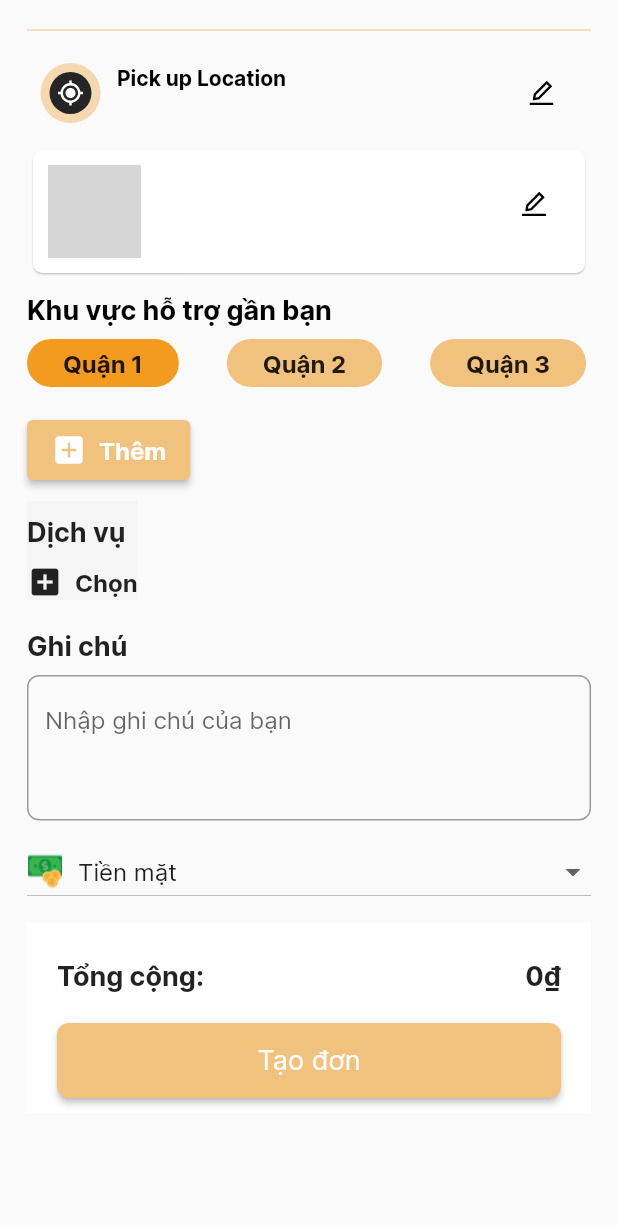
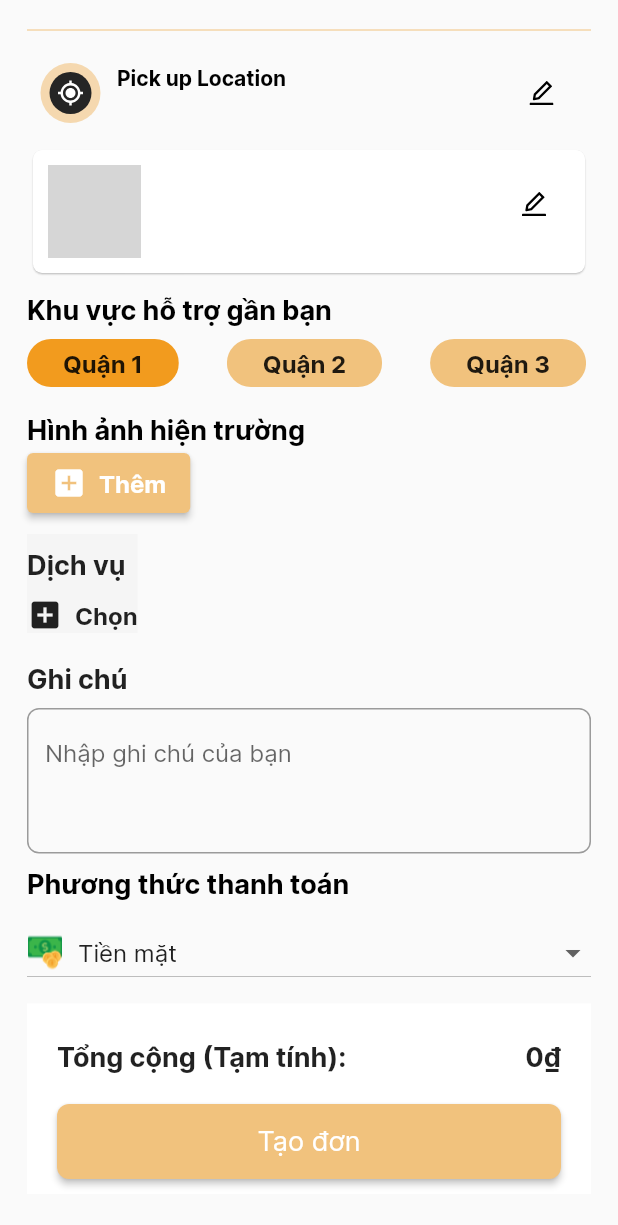
Before and after one commit to Bminh2312/Car_Rescue_Flutter_MO, a Flutter app: the RepairBody widget shown alone on an empty page, opened directly with empty values, on a phone screen of 412 x 824 dp. Shown: the top 1225 px of the screen. Run offline on Flutter 3.47's test engine with Material 2 defaults, Android fonts, the phone set to English and light mode, and no system bars; our stand-ins replace dots_indicator, dotted_line, firebase_core, firebase_messaging, firebase_storage, flutter_local_notifications and 18 more; missing offline and left inert: country_calling_code_picker, flutter_polyline_points, google_api_headers, google_maps_webservice, google_place, time_range_picker and 1 more; accounts and stored records are empty; network calls fail; project files that could hold a hidden picture were left out; grey boxes are pictures that could not be loaded.

Commit message:
update new 28/11

```diff
--- a/lib/src/presentation/view/customer_view/service_details/layout/repair_layout/body.dart
+++ b/lib/src/presentation/view/customer_view/service_details/layout/repair_layout/body.dart
@@ -64,7 +64,7 @@ class _RepairBodyState extends State<RepairBody> {
   @override
   void initState() {
     selectedDropdownItem = dropdownItems[0];
-    selectedPaymentOption = 'CASH';
+    selectedPaymentOption = 'Cash';
     urlImages = [];
     selectedServices = [];
     availableServices = loadService();
@@ -165,7 +165,7 @@ class _RepairBodyState extends State<RepairBody> {
       // Bước 2: Tạo đối tượng Order
       OrderBookServiceFixing order = OrderBookServiceFixing(
         carId: widget.carId,
-        paymentMethod: paymentMethodController.text,
+        paymentMethod: selectedPaymentOption!,
         customerNote: customerNoteController.text,
         departure: departure,
         destination: destination,
@@ -369,6 +369,11 @@ class _RepairBodyState extends State<RepairBody> {
               const SizedBox(
                 height: 10,
               ),
+              CustomText(
+                text: 'Hình ảnh hiện trường',
+                fontSize: 18,
+                fontWeight: FontWeight.bold,
+              ),
               ElevatedButton(
                 onPressed: () async {
                   if (!isImageLoading) {
@@ -497,6 +502,14 @@ class _RepairBodyState extends State<RepairBody> {
               const SizedBox(
                 height: 10,
               ),
+              CustomText(
+                text: 'Phương thức thanh toán',
+                fontSize: 18,
+                fontWeight: FontWeight.bold,
+              ),
+              const SizedBox(
+                height: 10,
+              ),
               Row(
                 children: <Widget>[
                   Expanded(
@@ -513,7 +526,7 @@ class _RepairBodyState extends State<RepairBody> {
                       items: <String>['Chuyển khoản', 'Tiền mặt']
                           .map<DropdownMenuItem<String>>((String value) {
                         String mappedValue =
-                            value == 'Chuyển khoản' ? 'BANKING' : 'CASH';
+                            value == 'Chuyển khoản' ? 'Banking' : 'Cash';
 
                         return DropdownMenuItem<String>(
                           value: mappedValue,
@@ -550,7 +563,7 @@ class _RepairBodyState extends State<RepairBody> {
                       mainAxisAlignment: MainAxisAlignment.spaceBetween,
                       children: [
                         Text(
-                            'Tổng cộng:',
+                          'Tổng cộng (Tạm tính):',
                           style: TextStyle(
                               fontSize: 18, fontWeight: FontWeight.bold),
                         ),
@@ -564,8 +577,8 @@ class _RepairBodyState extends State<RepairBody> {
                     SizedBox(
                         height: 20), // Khoảng cách giữa tổng cộng tiền và nút
                     SizedBox(
-                        width: double
-                            .infinity, // Đặt chiều rộng bằng với Container
+                      width:
+                          double.infinity, // Đặt chiều rộng bằng với Container
                       height: 50, // Đặt chiều cao cố định cho nút
                       child: ElevatedButton(
                         child: Text(
@@ -576,8 +589,8 @@ class _RepairBodyState extends State<RepairBody> {
                           backgroundColor: FrontendConfigs
                               .kIconColor, // Đảm bảo rằng màu này được định nghĩa trong FrontendConfigs
                           shape: RoundedRectangleBorder(
-                              borderRadius: BorderRadius.circular(
-                                  8), // Góc bo tròn cho nút
+                            borderRadius:
+                                BorderRadius.circular(8), // Góc bo tròn cho nút
                           ),
                         ),
                         onPressed: () {
--- a/lib/src/providers/feedback_order.dart
+++ b/lib/src/providers/feedback_order.dart
@@ -25,7 +25,8 @@ class FeedBackProvider {
       final dynamic responseBody = convert.json.decode(response.body);
       // Assuming that the Feedback class has been defined
       final dynamic feedbackData = responseBody['data'];
-      final FeedbackCustomer filteredFeedback = FeedbackCustomer.fromJson(feedbackData);
+      final FeedbackCustomer filteredFeedback =
+          FeedbackCustomer.fromJson(feedbackData);
       print(filteredFeedback);
       return filteredFeedback;
     } else {
@@ -77,7 +78,7 @@ class FeedBackProvider {
       'rating': rating,
       'note': note,
     };
-
+    print('data: $feedbackData');
     try {
       final response = await http.post(
         Uri.parse(apiUrlCreateFeedBack),
```
Also changed, not shown: lib/src/presentation/view/customer_view/feedback/layout/body.dart (+7 -6 lines), lib/src/presentation/view/customer_view/order_detail/layout/body.dart (+36 -22 lines), lib/src/presentation/view/customer_view/service_details/layout/tow_layout/body.dart (+6 -8 lines), lib/src/presentation/view/technician_view/booking_details/layout/body.dart (+3 -4 lines). Lines whose indentation alone changed are shown as unchanged.
